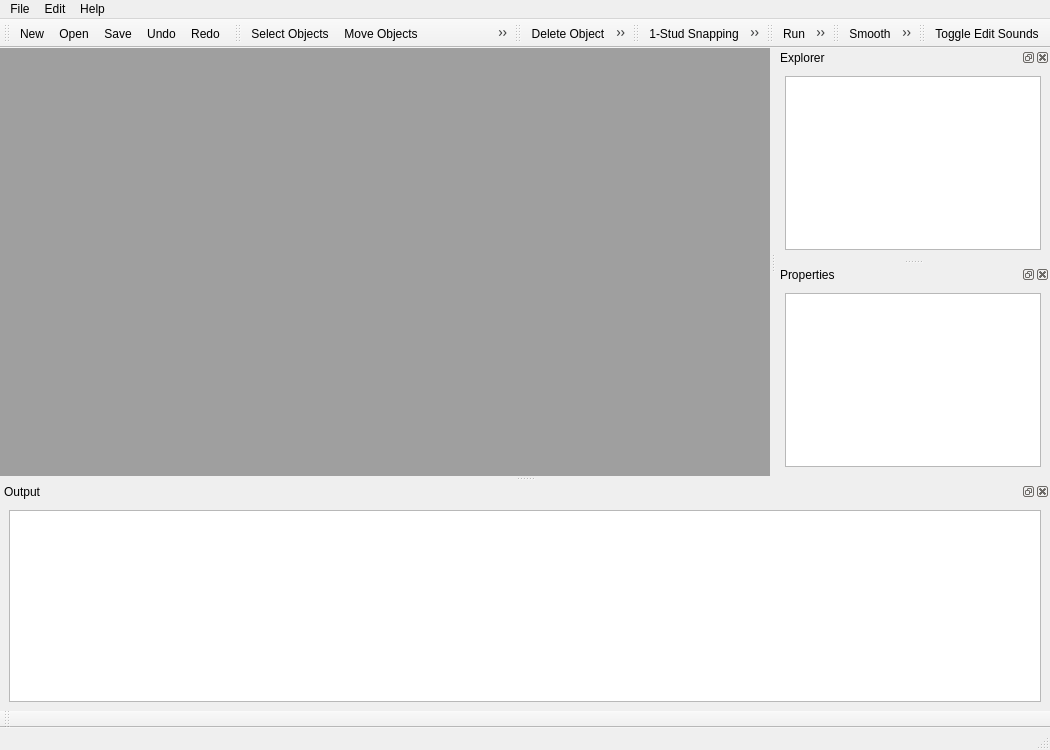
m-doescode/openblocks, file editor/mainwindow.ui: the form before one commit.
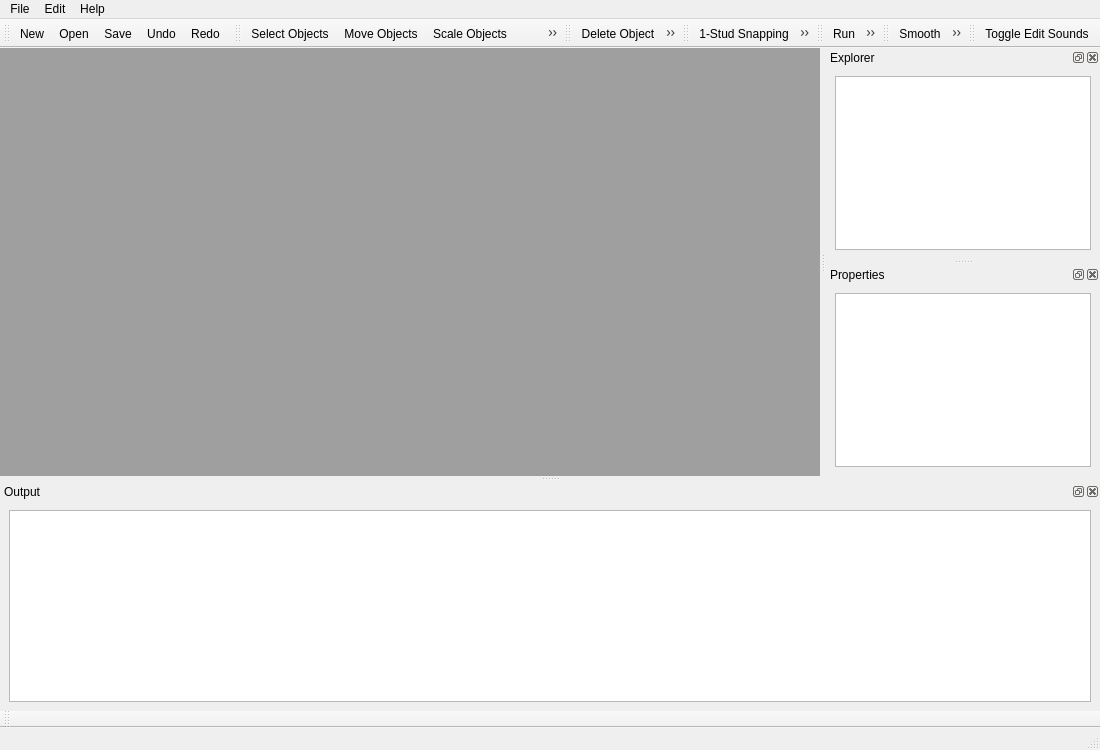
The form after the commit. Icons and pictures are not drawn. Custom widgets are drawn as their Qt base class.

Patch:
```diff
--- a/editor/mainwindow.ui
+++ b/editor/mainwindow.ui
@@ -6,7 +6,7 @@
    <rect>
     <x>0</x>
     <y>0</y>
-    <width>1050</width>
+    <width>1100</width>
     <height>750</height>
    </rect>
   </property>
```
